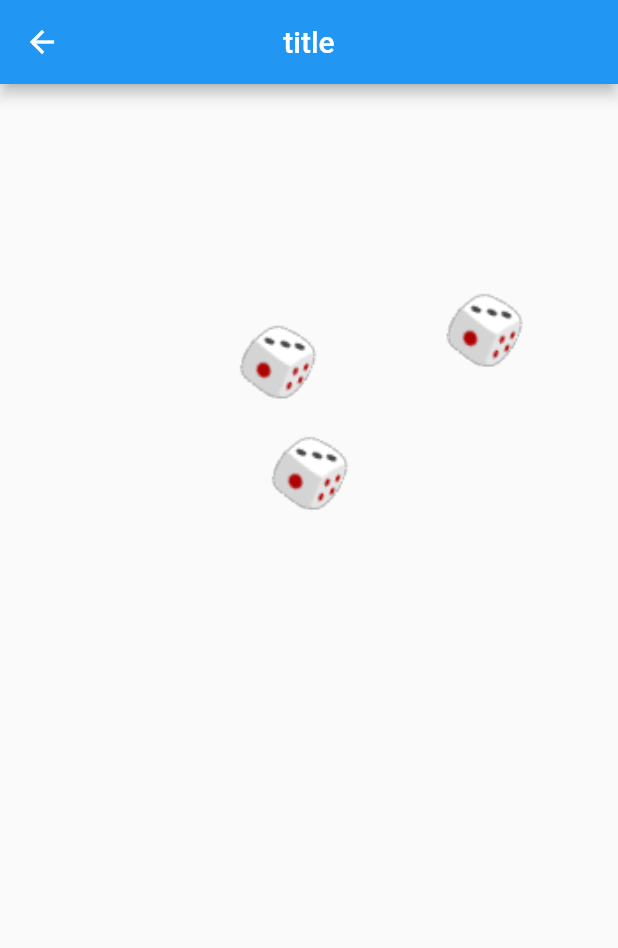
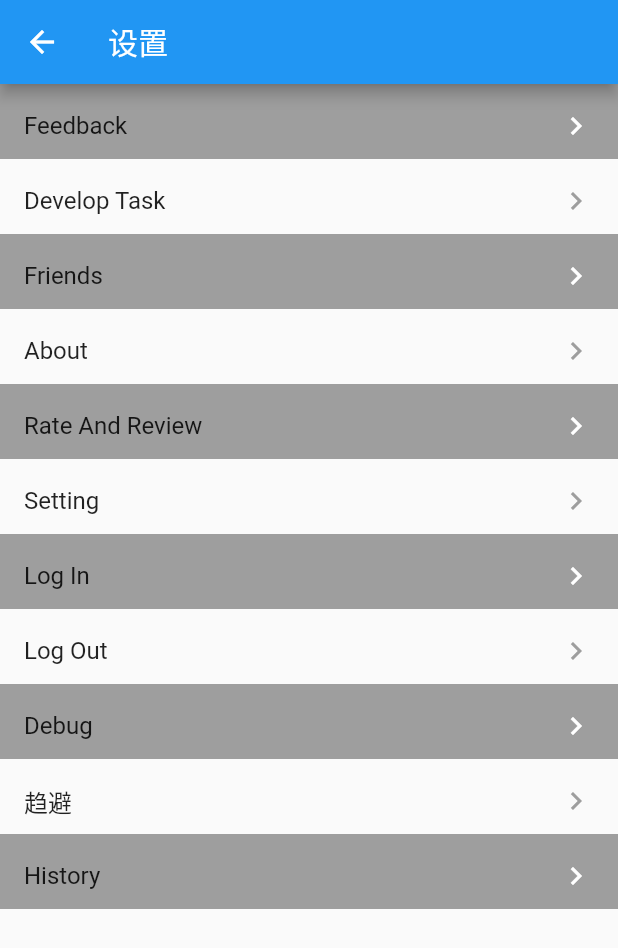
Before and after one commit to yangfu132/yourlucky, a Flutter app: the screen it shows after launch, after a tap on "用户", on a phone screen of 412 x 824 dp. Shown: the top 948 px of the screen. Run offline on Flutter 3.47's test engine with Material 2 defaults, Android fonts, the phone set to English and light mode, and no system bars; our stand-ins replace audioplayers, cloud_firestore, firebase_auth, firebase_core, flutter_screenutil, shared_preferences; missing offline and left inert: flutter_perpttual_calendar; accounts and stored records are empty.

Commit message:
demo:添加文件

```diff
--- /dev/null
+++ b/lib/src/1L_Context/SACNavigator.dart
@@ -0,0 +1,11 @@
+import 'package:flutter/material.dart';
+import 'package:yourlucky/src/1L_Context/SACRouteUrl.dart';
+
+class SACNavigator {
+  static Future<T?> pushNamed<T extends Object?>(
+      BuildContext context, String stringUrl) async {
+    return Navigator.push<T>(context, MaterialPageRoute(builder: (context) {
+      return mapRouteToPage(stringUrl, null);
+    }));
+  }
+}
--- a/lib/src/2L_UI/Home/SAUHomeBody.dart
+++ b/lib/src/2L_UI/Home/SAUHomeBody.dart
@@ -3,6 +3,7 @@ import 'dart:io';
 import 'package:audioplayers/audioplayers.dart';
 import 'package:flutter/material.dart';
 import 'package:yourlucky/src/2L_UI/EasyExpertResult/SAUEasyExpertResultRoute.dart';
+import 'package:yourlucky/src/2L_UI/Setting/SAUUserRoute.dart';
 
 import '../../1L_Context/SACContext.dart';
 import '../../3L_Business/StoreEasy/SABEasyDigitModel.dart';
@@ -159,7 +160,7 @@ class SAUHomeBodyState extends State<SAUHomeBody> {
                 ),
                 onPressed: () {
                   Navigator.push(context, MaterialPageRoute(builder: (context) {
-                    return AnimationRoute();
+                    return SAUUserRoute();
                   }));
                 }),
           ),
--- /dev/null
+++ b/lib/src/2L_UI/Setting/History/SAUHistoryRoute.dart
@@ -0,0 +1,69 @@
+import 'package:cloud_firestore/cloud_firestore.dart';
+import 'package:flutter/material.dart';
+import 'package:yourlucky/src/1L_Context/SACRouteUrl.dart';
+import 'package:yourlucky/src/2L_UI/Base/SAUListTitleVistor.dart';
+import 'package:yourlucky/src/3L_Business/StoreEasy/SABEasyDigitModel.dart';
+
+class SAUHistoryRoute extends StatefulWidget {
+  SAUHistoryRoute({Key? key, this.title}) : super(key: key);
+  final String? title;
+  @override
+  SAUHistoryRouteState createState() {
+    return SAUHistoryRouteState();
+  }
+}
+
+class SAUHistoryRouteState extends State<SAUHistoryRoute> {
+  List settingsList = <Map>[
+    {'value': SACRouteUrl.history, 'key': 'Feedback'},
+    {'value': SACRouteUrl.history, 'key': 'Develop Task'},
+    {'value': SACRouteUrl.history, 'key': 'Friends'},
+    {'value': SACRouteUrl.history, 'key': 'About'},
+    {'value': SACRouteUrl.history, 'key': 'Rate And Review'},
+    {'value': SACRouteUrl.history, 'key': 'Setting'},
+    {'value': SACRouteUrl.history, 'key': 'Log In'},
+    {'value': SACRouteUrl.history, 'key': 'Log Out'},
+    {'value': SACRouteUrl.history, 'key': 'Debug'},
+    {'value': SACRouteUrl.history, 'key': '趋避'},
+    {'value': SACRouteUrl.history, 'key': 'History'},
+  ];
+
+  late Query<SABEasyDigitModel> _moviesQuery;
+  late Stream<QuerySnapshot<SABEasyDigitModel>> _movies;
+
+  @override
+  Widget build(BuildContext context) {
+    return Scaffold(
+      appBar: AppBar(
+        title: Text('历史'),
+      ),
+      body: StreamBuilder<QuerySnapshot<SABEasyDigitModel>>(
+        stream: _movies,
+        builder: (context, snapshot) {
+          if (snapshot.hasError) {
+            return Center(
+              child: Text(snapshot.error.toString()),
+            );
+          }
+
+          if (!snapshot.hasData) {
+            return const Center(child: CircularProgressIndicator());
+          }
+
+          final data = snapshot.requireData;
+
+          return ListView.builder(
+            itemCount: data.size,
+            itemBuilder: (context, index) {
+              return SAUListTitleVisitor.greyWhite(index, 'title', () {});
+              // return _MovieItem(
+              //   data.docs[index].data(),
+              //   data.docs[index].reference,
+              // );
+            },
+          );
+        },
+      ),
+    );
+  }
+}
--- /dev/null
+++ b/lib/src/2L_UI/Setting/SAUUserRoute.dart
@@ -0,0 +1,72 @@
+import 'package:flutter/material.dart';
+import 'package:yourlucky/src/1L_Context/SACNavigator.dart';
+import 'package:yourlucky/src/1L_Context/SACRouteUrl.dart';
+
+class SAUUserRoute extends StatefulWidget {
+  SAUUserRoute({Key? key, this.title}) : super(key: key);
+  final String? title;
+  @override
+  SAUUserRouteState createState() {
+    return SAUUserRouteState();
+  }
+}
+
+class SAUUserRouteState extends State<SAUUserRoute> {
+  List settingsList = <Map>[
+    {'value': SACRouteUrl.history, 'key': 'Feedback'},
+    {'value': SACRouteUrl.history, 'key': 'Develop Task'},
+    {'value': SACRouteUrl.history, 'key': 'Friends'},
+    {'value': SACRouteUrl.history, 'key': 'About'},
+    {'value': SACRouteUrl.history, 'key': 'Rate And Review'},
+    {'value': SACRouteUrl.history, 'key': 'Setting'},
+    {'value': SACRouteUrl.history, 'key': 'Log In'},
+    {'value': SACRouteUrl.history, 'key': 'Log Out'},
+    {'value': SACRouteUrl.history, 'key': 'Debug'},
+    {'value': SACRouteUrl.history, 'key': '趋避'},
+    {'value': SACRouteUrl.history, 'key': 'History'},
+  ];
+
+  @override
+  Widget build(BuildContext context) {
+    return Scaffold(
+      appBar: AppBar(
+        title: Text('设置'),
+      ),
+      body: ListView.builder(
+          itemCount: settingsList.length,
+          itemExtent: 50.0, //强制高度为50.0
+          itemBuilder: (BuildContext context, int index) {
+            int kv = index % 2;
+            if (kv > 0) {
+              return ListTile(
+                trailing: Icon(Icons.chevron_right, color: Colors.grey),
+                title: Text(settingsList[index]['key']),
+                onTap: () {
+                  SACNavigator.pushNamed(
+                    context,
+                    settingsList[index]['value'],
+                  );
+                },
+              );
+            } else {
+              return Container(
+                //color: Colors.grey,
+                decoration: BoxDecoration(
+                  color: Colors.grey,
+                ),
+                child: ListTile(
+                  trailing: Icon(Icons.chevron_right, color: Colors.white),
+                  title: Text(settingsList[index]['key']),
+                  onTap: () {
+                    SACNavigator.pushNamed(
+                      context,
+                      settingsList[index]['value'],
+                    );
+                  },
+                ),
+              );
+            } // End if
+          }),
+    );
+  }
+}
```
Also changed, not shown: lib/src/1L_Context/SACRouteUrl.dart (added, +45 -0 lines), lib/src/2L_UI/Base/SAUListTitleVistor.dart (added, +27 -0 lines), lib/src/2L_UI/EasyExpert/SAUExpertCategoryRoute.dart (renamed from lib/src/2L_UI/ExpertCategory/SAUExpertCategoryRoute.dart).
